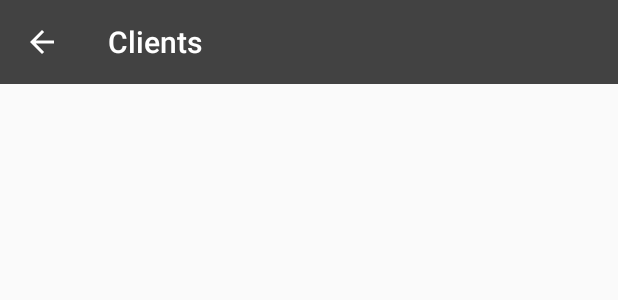
After one commit to Daniel-sims/aem_app_1, an Android app: the layout fragment_clients.xml on its own in the app's theme, with its tools: preview values and no code run, on a phone screen of 412 x 824 dp. The commit adds this screen. Shown: the top 300 px of the screen. Run offline under Robolectric (Android 15) with nearby library versions, the phone set to English and light mode, and no system bars.

Commit message:
Added navigating to clients

```diff
--- a/app/src/main/java/com/management/engineering/alarm/alarmengineermanagement/data/modules/ViewModelModule.kt
+++ b/app/src/main/java/com/management/engineering/alarm/alarmengineermanagement/data/modules/ViewModelModule.kt
@@ -1,5 +1,6 @@
 package com.management.engineering.alarm.alarmengineermanagement.data.modules
 
+import com.management.engineering.alarm.alarmengineermanagement.features.clients.ClientsViewModel
 import com.management.engineering.alarm.alarmengineermanagement.features.home.HomeViewModel
 import com.management.engineering.alarm.alarmengineermanagement.features.login.LoginViewModel
 import org.koin.androidx.viewmodel.ext.koin.viewModel
@@ -11,4 +12,5 @@ val viewModelModule = module {
 
     viewModel { HomeViewModel(get()) }
 
+    viewModel { ClientsViewModel() }
 }
--- /dev/null
+++ b/app/src/main/java/com/management/engineering/alarm/alarmengineermanagement/features/clients/ClientsViewModel.kt
@@ -0,0 +1,5 @@
+package com.management.engineering.alarm.alarmengineermanagement.features.clients
+
+import androidx.lifecycle.ViewModel
+
+class ClientsViewModel() : ViewModel()
--- a/app/src/main/java/com/management/engineering/alarm/alarmengineermanagement/utils/Constants.kt
+++ b/app/src/main/java/com/management/engineering/alarm/alarmengineermanagement/utils/Constants.kt
@@ -8,3 +8,7 @@ const val ARG_COMPANY_NAME: String = "arg_company_name"
 const val ARG_USER_ROLE: String = "arg_user_role"
 const val ARG_USER_FIRST_NAME: String = "arg_user_first_name"
 const val ARG_USER_LAST_NAME: String = "arg_user_last_name"
+
+
+// Module slugs
+const val CLIENTS_MODULE_SLUG: String = "clients-module"
--- /dev/null
+++ b/app/src/main/res/drawable/ic_back_white_24px.xml
@@ -0,0 +1,9 @@
+<vector xmlns:android="http://schemas.android.com/apk/res/android"
+    android:width="24dp"
+    android:height="24dp"
+    android:viewportWidth="24"
+    android:viewportHeight="24">
+    <path
+        android:fillColor="#FFFFFF"
+        android:pathData="M20,11H7.83l5.59,-5.59L12,4l-8,8 8,8 1.41,-1.41L7.83,13H20v-2z" />
+</vector>
--- /dev/null
+++ b/app/src/main/res/layout/fragment_clients.xml
@@ -0,0 +1,16 @@
+<?xml version="1.0" encoding="utf-8"?>
+<LinearLayout xmlns:android="http://schemas.android.com/apk/res/android"
+    android:layout_width="match_parent"
+    android:layout_height="match_parent"
+    xmlns:app="http://schemas.android.com/apk/res-auto">
+
+    <androidx.appcompat.widget.Toolbar
+        android:id="@+id/toolbar_clients"
+        android:layout_width="match_parent"
+        android:layout_height="wrap_content"
+        android:background="@color/colorPrimary"
+        app:titleTextColor="@color/white"
+        app:navigationIcon="?attr/NavigationBackIconLight"
+        app:title="Clients"/>
+
+</LinearLayout>
--- a/app/src/main/res/values/attrs.xml
+++ b/app/src/main/res/values/attrs.xml
@@ -3,6 +3,7 @@
     <!-- Common -->
     <attr name="PrimaryTextColor" format="color"/>
     <attr name="LightTextColor" format="color"/>
+    <attr name="NavigationBackIconLight" format="reference"/>
 
     <!-- Widgets -->
     <attr name="FilledButtonColor" format="color"/>
--- a/app/src/main/res/values/styles.xml
+++ b/app/src/main/res/values/styles.xml
@@ -10,6 +10,7 @@
         <!-- Common -->
         <item name="PrimaryTextColor">@color/primary_text_color</item>
         <item name="LightTextColor">@color/white</item>
+        <item name="NavigationBackIconLight">@drawable/ic_back_white_24px</item>
 
         <!-- Widgets -->
         <item name="FilledButtonColor">@color/colorAccent</item>
```
Also changed, not shown: app/src/main/java/com/management/engineering/alarm/alarmengineermanagement/features/clients/ClientsFragment.kt (added, +24 -0 lines), app/src/main/java/com/management/engineering/alarm/alarmengineermanagement/features/home/HomeFragment.kt (+16 -0 lines), app/src/main/java/com/management/engineering/alarm/alarmengineermanagement/utils/adapters/CompanyModulesAdapter.kt (+4 -3 lines), app/src/main/res/navigation/nav_graph.xml (+14 -3 lines).
